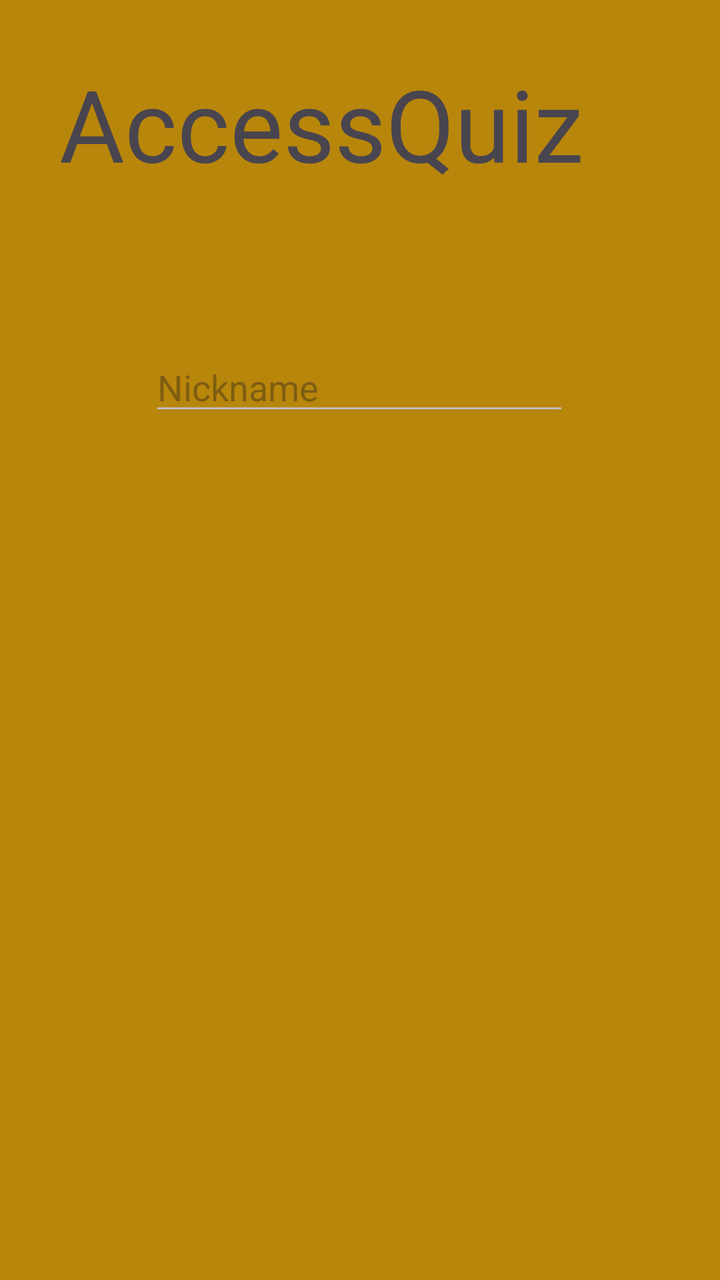
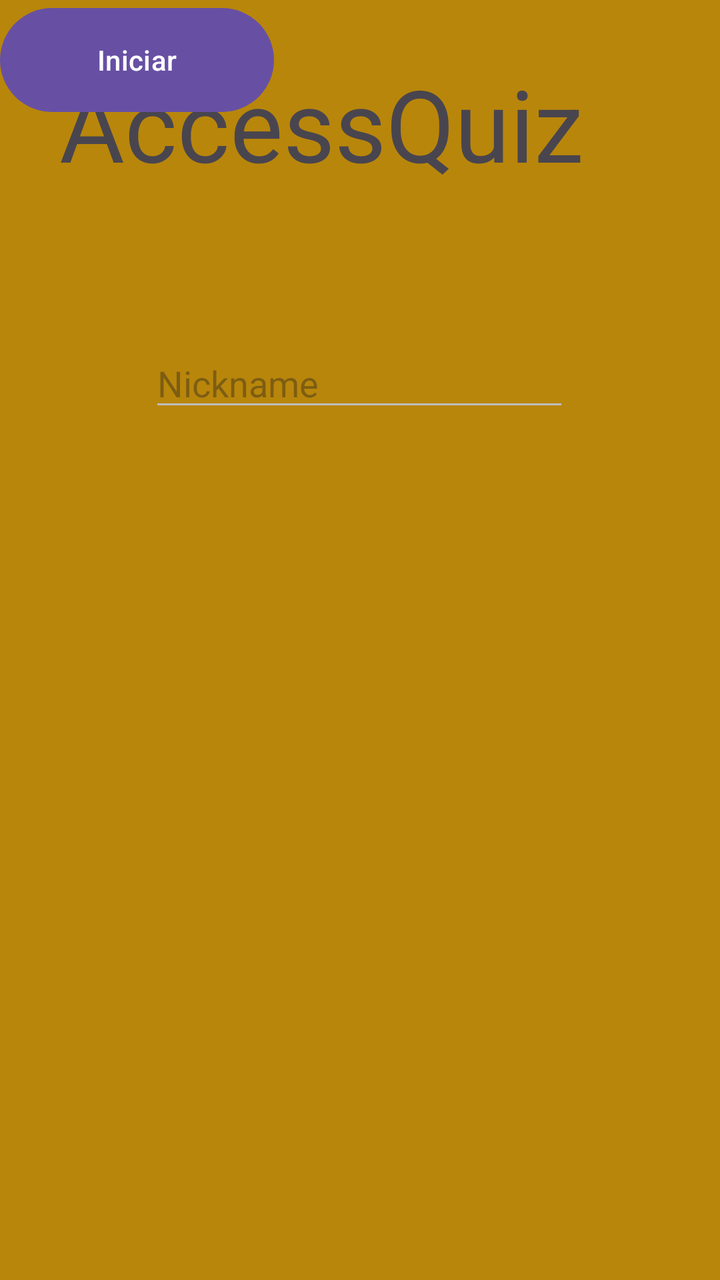

The first picture is an Android layout as it rendered before a commit; the second is the same layout after the commit. The layout source and the unified diff follow.
<!-- AndroidManifest.xml: application theme Theme.Pio -->
<!-- res/layout/activity_main.xml -->
<?xml version="1.0" encoding="utf-8"?>
<androidx.constraintlayout.widget.ConstraintLayout xmlns:android="http://schemas.android.com/apk/res/android"
    xmlns:app="http://schemas.android.com/apk/res-auto"
    xmlns:tools="http://schemas.android.com/tools"
    android:id="@+id/main"
    android:background="#B8860B"
    android:layout_width="match_parent"
    android:layout_height="match_parent"
    tools:context=".MainActivity" >

    <TextView
        android:id="@+id/textView"
        android:layout_width="301dp"
        android:layout_height="65dp"
        android:text="AccessQuiz"
        android:textSize="50dp"
        app:layout_constraintBottom_toBottomOf="parent"
        app:layout_constraintEnd_toEndOf="parent"
        app:layout_constraintStart_toStartOf="parent"
        app:layout_constraintTop_toTopOf="parent"
        app:layout_constraintVertical_bias="0.049" />

    <androidx.constraintlayout.widget.Group android:layout_width="wrap_content"
        android:layout_height="wrap_content" />

    <EditText
        android:id="@+id/EditNikiname"
        style="@style/Widget.AppCompat.AutoCompleteTextView"
        android:layout_width="wrap_content"
        android:layout_height="wrap_content"
        android:ems="10"
        android:inputType="text"
        android:hint="Nickname"
        android:backgroundTint="#BDBDBD"
        app:layout_constraintBottom_toBottomOf="parent"
        app:layout_constraintEnd_toEndOf="parent"
        app:layout_constraintHorizontal_bias="0.497"
        app:layout_constraintStart_toStartOf="parent"
        app:layout_constraintTop_toTopOf="parent"
        app:layout_constraintVertical_bias="0.286" />

</androidx.constraintlayout.widget.ConstraintLayout>
<!-- resources referenced by this layout -->
<resources>
  <style name="Theme.Pio" parent="Base.Theme.Pio" />
  <style name="Base.Theme.Pio" parent="Theme.Material3.DayNight.NoActionBar">
          
          
      </style>
</resources>

<!-- the commit's change to res/layout/activity_main.xml (unified diff, before → after) -->
@@ -28,15 +28,24 @@
         style="@style/Widget.AppCompat.AutoCompleteTextView"
         android:layout_width="wrap_content"
         android:layout_height="wrap_content"
+        android:backgroundTint="#BDBDBD"
         android:ems="10"
+        android:hint="Nickname"
         android:inputType="text"
-        android:hint="Nickname"
-        android:backgroundTint="#BDBDBD"
         app:layout_constraintBottom_toBottomOf="parent"
         app:layout_constraintEnd_toEndOf="parent"
         app:layout_constraintHorizontal_bias="0.497"
         app:layout_constraintStart_toStartOf="parent"
         app:layout_constraintTop_toTopOf="parent"
-        app:layout_constraintVertical_bias="0.286" />
+        app:layout_constraintVertical_bias="0.283" />
+
+    <Button
+        android:id="@+id/button"
+        android:layout_width="137dp"
+        android:layout_height="60dp"
+        android:text="Iniciar"
+        android:shadowColor="@color/black"
+        tools:layout_editor_absoluteX="137dp"
+        tools:layout_editor_absoluteY="711dp" />
 
 </androidx.constraintlayout.widget.ConstraintLayout>
<!-- resource entries referenced after the edit -->
@@ -1,5 +1,6 @@
 <!-- resources referenced by this layout -->
 <resources>
+  <color name="black">#FF000000</color>
   <style name="Theme.Pio" parent="Base.Theme.Pio" />
   <style name="Base.Theme.Pio" parent="Theme.Material3.DayNight.NoActionBar">
           
